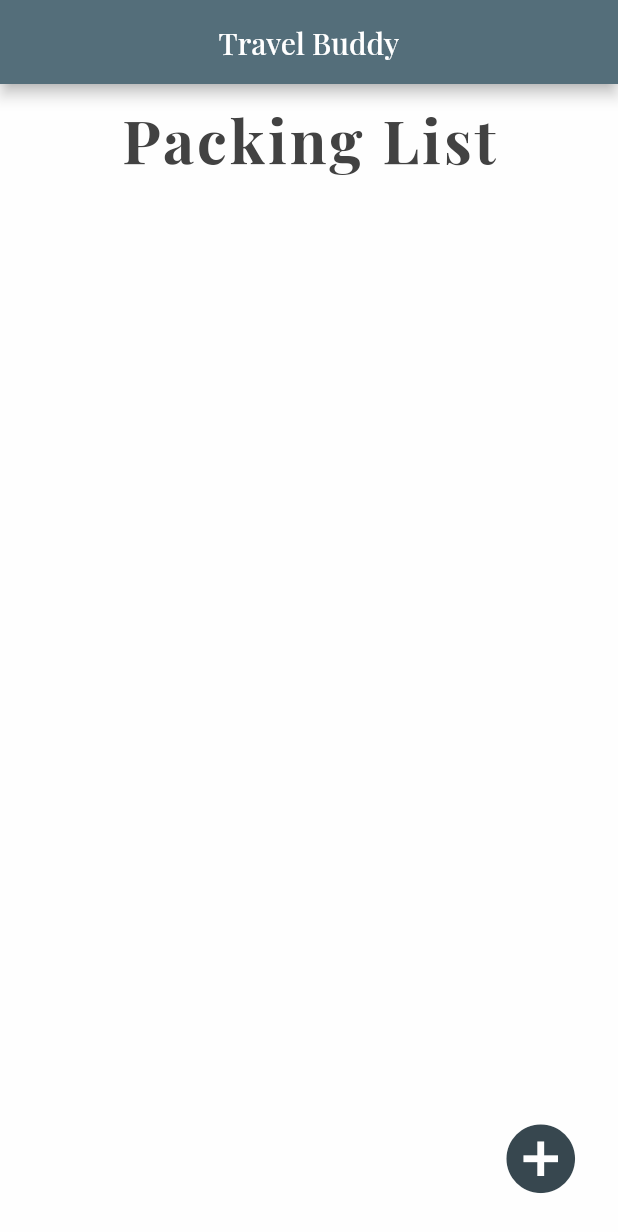
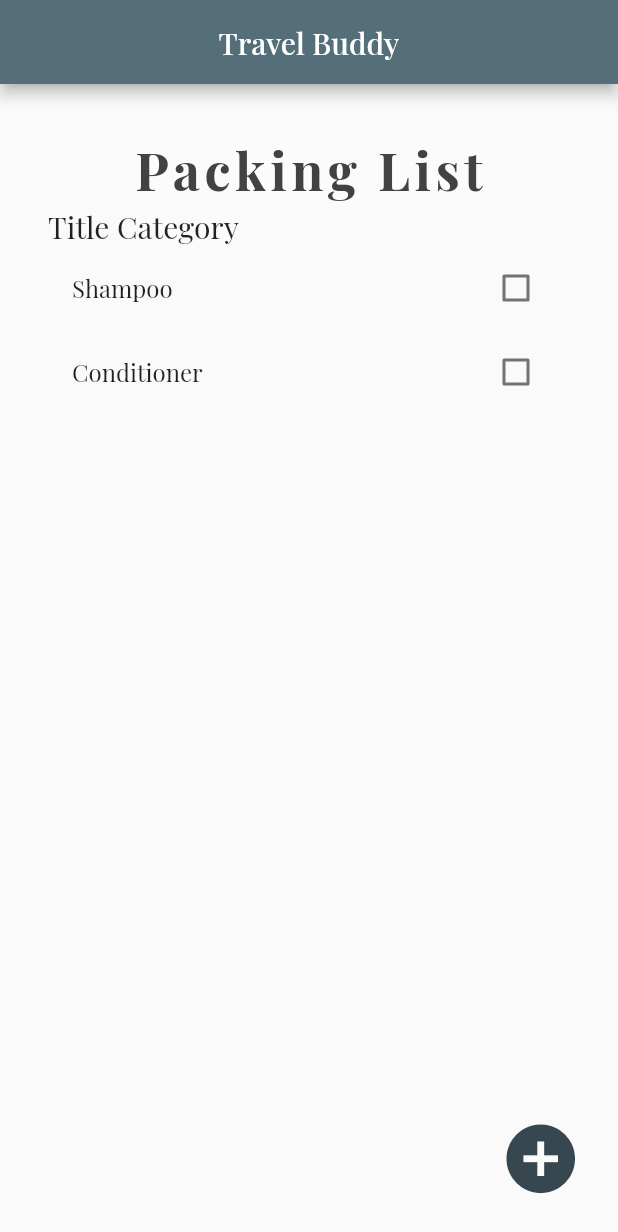
Before and after one commit to acm-projects/Travel-Buddy, a Flutter app: the Packing screen opened directly, on a phone screen of 412 x 824 dp. Shown: the top 1232 px of the screen. Run offline on Flutter 3.47's test engine with Material 2 defaults, Android fonts, the phone set to English and light mode, and no system bars.

Commit message:
Added initial packing list format & added interactive features.

```diff
--- a/lib/screens/packinglist.dart
+++ b/lib/screens/packinglist.dart
@@ -1,32 +1,23 @@
 import 'package:flutter/material.dart';
 
-void main() => runApp(MaterialApp(
-  home: Packing()
-));
+void main() => runApp(MaterialApp(home: Packing()));
 
 // Stateless widget to see live app updates
-class Packing extends StatelessWidget {
-  @override
+class Packing extends StatefulWidget {
+  /*@override
   Widget build(BuildContext context) {
-    return Scaffold(
-      appBar: AppBar(
-        title: Text(
-          'Travel Buddy',
-          style: TextStyle(
-            fontFamily : 'PlayfairDisplay',
-          ),
-        ),
-        centerTitle: true,
-        backgroundColor: Colors.blueGrey[600],
-      ),
-      body: Container(
-        color: Colors.white70,
+    return new Scaffold(
+
+      body: Column(
+        children: <Widget>[
+          Container(
+            color: Colors.white24,
             child: Text(
               'Packing List',
               style: TextStyle(
-            fontSize: 40.0,
+                fontSize: 35.0,
                 fontWeight: FontWeight.bold,
-            letterSpacing: 2.0,
+                letterSpacing: 3.0,
                 color: Colors.grey[800],
                 fontFamily: 'PlayfairDisplay',
               ),
@@ -34,15 +25,116 @@ class Packing extends StatelessWidget {
             alignment: Alignment.topCenter,
             padding: EdgeInsets.all(10.0),
           ),
+          Container(
+            child: Text(
+              'Tolietries',
+              style: TextStyle(
+                fontSize: 20.0,
+                fontWeight: FontWeight.bold,
+                letterSpacing: 3.0,
+                color: Colors.grey[800],
+                fontFamily: 'PlayfairDisplay',
+              ),
+            ),
+            alignment: Alignment.topLeft,
+            padding: EdgeInsets.all(10.0),
+          ),
 
+        ],
+      )
+      floatingActionButton: IconButton(
+        onPressed: () {
+          print('Add a new packing list.');
+        },
+        icon: Icon(Icons.add_circle),
+        color: Colors.blueGrey[800],
+        iconSize: 55.0,
+      ),
+    );
+  }
+*/
+  @override
+  MyAppState createState() => new MyAppState();
+}
 
+class MyAppState extends State<Packing> {
+  bool _isChecked = false;
 
+  void onChanged(bool value) {
+    setState(() {
+      _isChecked = value;
+    });
+  }
 
-
-        floatingActionButton : IconButton(
-        onPressed: (){
-          print('you clicked me');
-        }, icon: Icon(Icons.add_circle),
+  @override
+  Widget build(BuildContext context) {
+    // TODO: implement build
+    return new Scaffold(
+      appBar: new AppBar(
+        title: Text(
+          'Travel Buddy',
+          style: TextStyle(
+            fontFamily: 'PlayfairDisplay',
+          ),
+        ),
+        centerTitle: true,
+        backgroundColor: Colors.blueGrey[600],
+      ),
+      body: new Container(
+          padding: new EdgeInsets.all(32.0),
+          child: new Center(
+              child: new Column(children: <Widget>[
+            Container(
+              color: Colors.white24,
+              child: Text(
+                'Packing List',
+                style: TextStyle(
+                  fontSize: 35.0,
+                  fontWeight: FontWeight.bold,
+                  letterSpacing: 3.0,
+                  color: Colors.grey[800],
+                  fontFamily: 'PlayfairDisplay',
+                ),
+              ),
+              alignment: Alignment.topCenter,
+              padding: EdgeInsets.all(1.0),
+            ),
+            new Row(
+              children: <Widget>[
+                new Text('Title Category',
+                    style: TextStyle(
+                      fontSize: 20.0,
+                      fontFamily: 'PlayfairDisplay',
+                    )),
+              ],
+            ),
+            new CheckboxListTile(
+                title: new Text(
+                    'Shampoo',
+                style: TextStyle(
+                 fontFamily: 'PlayfairDisplay'
+                ),),
+                activeColor: Colors.blueGrey[800],
+                value: _isChecked,
+                onChanged: (bool value) {
+                  onChanged(value);
+                }),
+                new CheckboxListTile(
+                    title: new Text('Conditioner',
+                      style: TextStyle(
+                          fontFamily: 'PlayfairDisplay'
+                      ),),
+                    activeColor: Colors.blueGrey[800],
+                    value: _isChecked,
+                    onChanged: (bool value) {
+                      onChanged(value);
+                    })
+          ]))),
+      floatingActionButton: IconButton(
+        onPressed: () {
+          print('Add a new packing list.');
+        },
+        icon: Icon(Icons.add_circle),
         color: Colors.blueGrey[800],
         iconSize: 55.0,
       ),
```
Lines whose indentation alone changed are shown as unchanged.
